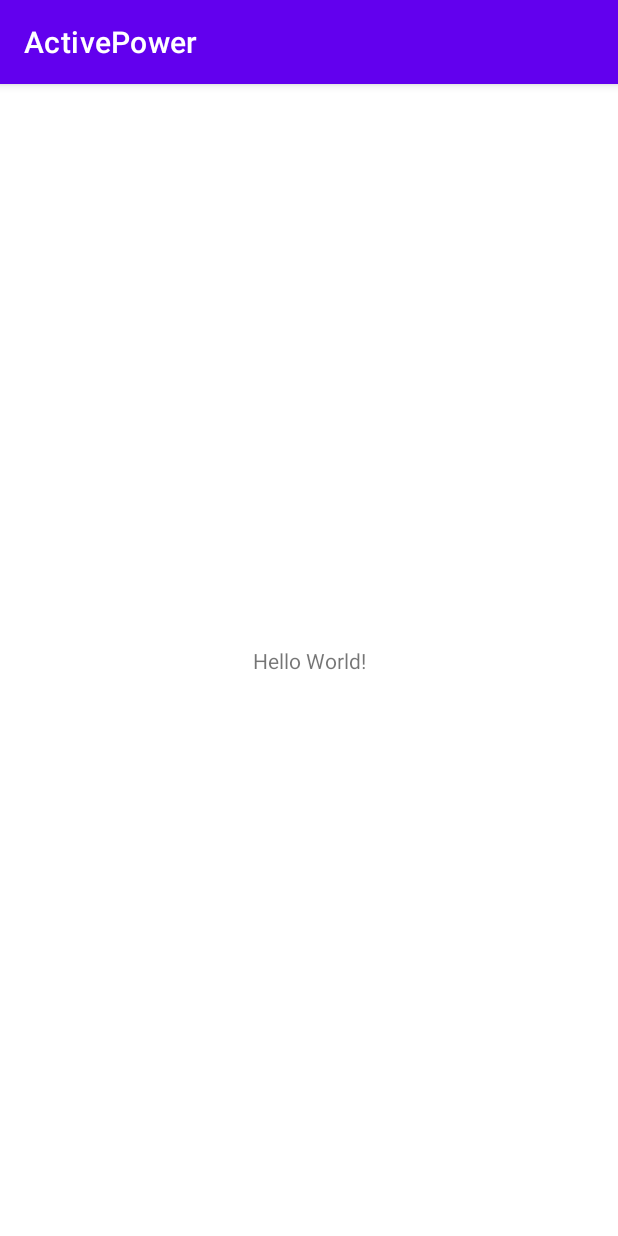
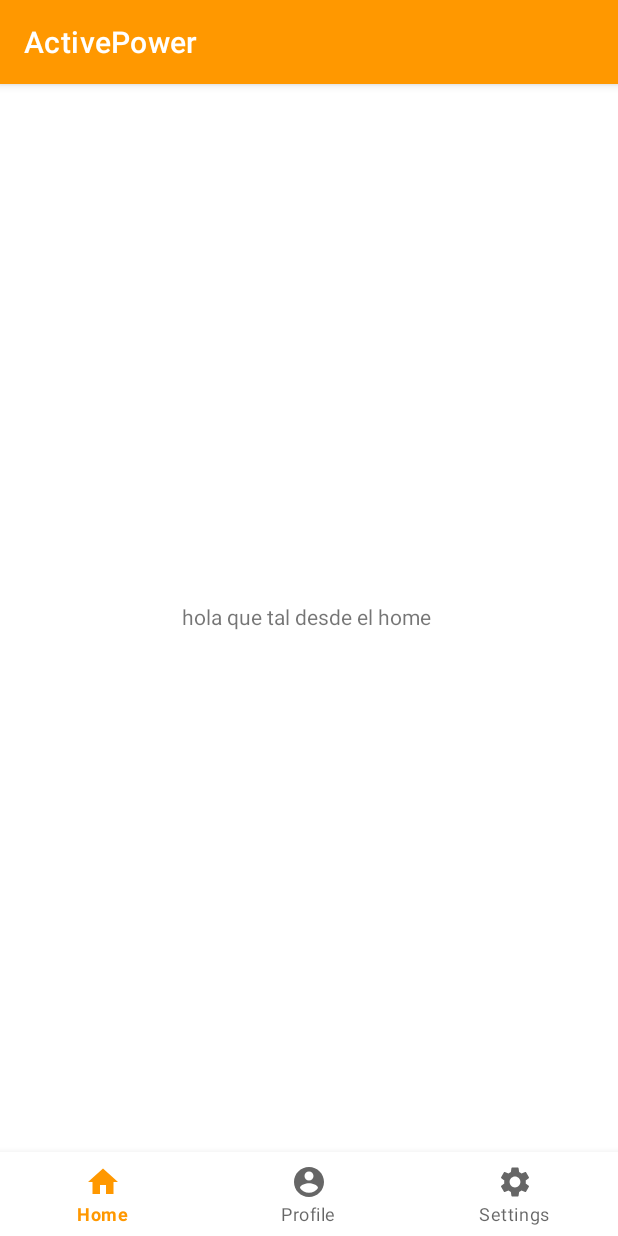
Before and after one commit to CristianEcheverri01/ActivePowerAPP, an Android app: the screen it shows after launch (MainActivity), on a phone screen of 412 x 824 dp. Run offline under Robolectric (Android 15) with nearby library versions, the phone set to English and light mode, and no system bars.

Commit message:
creacion de menu inferior(menu tabs)

```diff
--- a/app/build.gradle
+++ b/app/build.gradle
@@ -33,6 +33,7 @@ dependencies {
     implementation 'androidx.appcompat:appcompat:1.2.0'
     implementation 'com.google.android.material:material:1.2.1'
     implementation 'androidx.constraintlayout:constraintlayout:2.0.2'
+    implementation 'androidx.legacy:legacy-support-v4:1.0.0'
     testImplementation 'junit:junit:4.+'
     androidTestImplementation 'androidx.test.ext:junit:1.1.2'
     androidTestImplementation 'androidx.test.espresso:espresso-core:3.3.0'
--- a/app/src/main/java/com/example/activepower/MainActivity.java
+++ b/app/src/main/java/com/example/activepower/MainActivity.java
@@ -1,16 +1,55 @@
 package com.example.activepower;
 
+import androidx.annotation.NonNull;
 import androidx.appcompat.app.AppCompatActivity;
+import androidx.fragment.app.Fragment;
+import androidx.fragment.app.FragmentTransaction;
 
 import android.os.Bundle;
+import android.view.MenuItem;
+
+import com.example.activepower.fragments.HomeFragment;
+import com.example.activepower.fragments.ProfileFragment;
+import com.example.activepower.fragments.SettingFragment;
+import com.google.android.material.bottomnavigation.BottomNavigationView;
 
 public class MainActivity extends AppCompatActivity {
 
+    BottomNavigationView mBottonNavigationView;
     @Override
     protected void onCreate(Bundle savedInstanceState) {
         super.onCreate(savedInstanceState);
         setContentView(R.layout.activity_main);
+
+        //show default fragment
+        showSelectFragment(new HomeFragment());
+
+        mBottonNavigationView = (BottomNavigationView) findViewById(R.id.nav);
+
+        mBottonNavigationView.setOnNavigationItemSelectedListener(new BottomNavigationView.OnNavigationItemSelectedListener() {
+            @Override
+            public boolean onNavigationItemSelected(@NonNull MenuItem item) {
+
+                if(item.getItemId() == R.id.menu_profile){
+                    showSelectFragment(new ProfileFragment());
+                }
+                if(item.getItemId() == R.id.menu_home){
+                    showSelectFragment(new HomeFragment());
+                }
+                if(item.getItemId() == R.id.menu_settings){
+                    showSelectFragment(new SettingFragment());
+                }
+
+                return true;
+            }
+        });
     }
 
-    int i = 45;
+    /* metodo para seleccionar un fragmento */
+
+    private void showSelectFragment(Fragment f){
+        getSupportFragmentManager().beginTransaction().replace(R.id.container, f)
+                .setTransition(FragmentTransaction.TRANSIT_FRAGMENT_FADE)
+                .commit();
+    }
 }
--- /dev/null
+++ b/app/src/main/java/com/example/activepower/fragments/HomeFragment.java
@@ -0,0 +1,66 @@
+package com.example.activepower.fragments;
+
+import android.os.Bundle;
+
+import androidx.fragment.app.Fragment;
+
+import android.view.LayoutInflater;
+import android.view.View;
+import android.view.ViewGroup;
+
+import com.example.activepower.R;
+
+/**
+ * A simple {@link Fragment} subclass.
+ * Use the {@link HomeFragment#newInstance} factory method to
+ * create an instance of this fragment.
+ */
+public class HomeFragment extends Fragment {
+
+    // TODO: Rename parameter arguments, choose names that match
+    // the fragment initialization parameters, e.g. ARG_ITEM_NUMBER
+    private static final String ARG_PARAM1 = "param1";
+    private static final String ARG_PARAM2 = "param2";
+
+    // TODO: Rename and change types of parameters
+    private String mParam1;
+    private String mParam2;
+
+    public HomeFragment() {
+        // Required empty public constructor
+    }
+
+    /**
+     * Use this factory method to create a new instance of
+     * this fragment using the provided parameters.
+     *
+     * @param param1 Parameter 1.
+     * @param param2 Parameter 2.
+     * @return A new instance of fragment HomeFragment.
+     */
+    // TODO: Rename and change types and number of parameters
+    public static HomeFragment newInstance(String param1, String param2) {
+        HomeFragment fragment = new HomeFragment();
+        Bundle args = new Bundle();
+        args.putString(ARG_PARAM1, param1);
+        args.putString(ARG_PARAM2, param2);
+        fragment.setArguments(args);
+        return fragment;
+    }
+
+    @Override
+    public void onCreate(Bundle savedInstanceState) {
+        super.onCreate(savedInstanceState);
+        if (getArguments() != null) {
+            mParam1 = getArguments().getString(ARG_PARAM1);
+            mParam2 = getArguments().getString(ARG_PARAM2);
+        }
+    }
+
+    @Override
+    public View onCreateView(LayoutInflater inflater, ViewGroup container,
+                             Bundle savedInstanceState) {
+        // Inflate the layout for this fragment
+        return inflater.inflate(R.layout.fragment_home, container, false);
+    }
+}
--- /dev/null
+++ b/app/src/main/res/drawable/ic_home.xml
@@ -0,0 +1,10 @@
+<vector xmlns:android="http://schemas.android.com/apk/res/android"
+    android:width="24dp"
+    android:height="24dp"
+    android:viewportWidth="24"
+    android:viewportHeight="24"
+    android:tint="?attr/colorControlNormal">
+  <path
+      android:fillColor="@android:color/white"
+      android:pathData="M10,20v-6h4v6h5v-8h3L12,3 2,12h3v8z"/>
+</vector>
--- /dev/null
+++ b/app/src/main/res/drawable/ic_profile.xml
@@ -0,0 +1,10 @@
+<vector xmlns:android="http://schemas.android.com/apk/res/android"
+    android:width="24dp"
+    android:height="24dp"
+    android:viewportWidth="24"
+    android:viewportHeight="24"
+    android:tint="?attr/colorControlNormal">
+  <path
+      android:fillColor="@android:color/white"
+      android:pathData="M12,2C6.48,2 2,6.48 2,12s4.48,10 10,10 10,-4.48 10,-10S17.52,2 12,2zM12,5c1.66,0 3,1.34 3,3s-1.34,3 -3,3 -3,-1.34 -3,-3 1.34,-3 3,-3zM12,19.2c-2.5,0 -4.71,-1.28 -6,-3.22 0.03,-1.99 4,-3.08 6,-3.08 1.99,0 5.97,1.09 6,3.08 -1.29,1.94 -3.5,3.22 -6,3.22z"/>
+</vector>
--- /dev/null
+++ b/app/src/main/res/drawable/ic_settings.xml
@@ -0,0 +1,10 @@
+<vector xmlns:android="http://schemas.android.com/apk/res/android"
+    android:width="24dp"
+    android:height="24dp"
+    android:viewportWidth="24"
+    android:viewportHeight="24"
+    android:tint="?attr/colorControlNormal">
+  <path
+      android:fillColor="@android:color/white"
+      android:pathData="M19.14,12.94c0.04,-0.3 0.06,-0.61 0.06,-0.94c0,-0.32 -0.02,-0.64 -0.07,-0.94l2.03,-1.58c0.18,-0.14 0.23,-0.41 0.12,-0.61l-1.92,-3.32c-0.12,-0.22 -0.37,-0.29 -0.59,-0.22l-2.39,0.96c-0.5,-0.38 -1.03,-0.7 -1.62,-0.94L14.4,2.81c-0.04,-0.24 -0.24,-0.41 -0.48,-0.41h-3.84c-0.24,0 -0.43,0.17 -0.47,0.41L9.25,5.35C8.66,5.59 8.12,5.92 7.63,6.29L5.24,5.33c-0.22,-0.08 -0.47,0 -0.59,0.22L2.74,8.87C2.62,9.08 2.66,9.34 2.86,9.48l2.03,1.58C4.84,11.36 4.8,11.69 4.8,12s0.02,0.64 0.07,0.94l-2.03,1.58c-0.18,0.14 -0.23,0.41 -0.12,0.61l1.92,3.32c0.12,0.22 0.37,0.29 0.59,0.22l2.39,-0.96c0.5,0.38 1.03,0.7 1.62,0.94l0.36,2.54c0.05,0.24 0.24,0.41 0.48,0.41h3.84c0.24,0 0.44,-0.17 0.47,-0.41l0.36,-2.54c0.59,-0.24 1.13,-0.56 1.62,-0.94l2.39,0.96c0.22,0.08 0.47,0 0.59,-0.22l1.92,-3.32c0.12,-0.22 0.07,-0.47 -0.12,-0.61L19.14,12.94zM12,15.6c-1.98,0 -3.6,-1.62 -3.6,-3.6s1.62,-3.6 3.6,-3.6s3.6,1.62 3.6,3.6S13.98,15.6 12,15.6z"/>
+</vector>
--- a/app/src/main/res/layout/activity_main.xml
+++ b/app/src/main/res/layout/activity_main.xml
@@ -1,18 +1,24 @@
 <?xml version="1.0" encoding="utf-8"?>
-<androidx.constraintlayout.widget.ConstraintLayout xmlns:android="http://schemas.android.com/apk/res/android"
+<androidx.coordinatorlayout.widget.CoordinatorLayout xmlns:android="http://schemas.android.com/apk/res/android"
     xmlns:app="http://schemas.android.com/apk/res-auto"
     xmlns:tools="http://schemas.android.com/tools"
     android:layout_width="match_parent"
     android:layout_height="match_parent"
+    android:fitsSystemWindows="true"
     tools:context=".MainActivity">
 
-    <TextView
-        android:layout_width="wrap_content"
+    <FrameLayout
+        android:layout_width="match_parent"
+        android:layout_height="match_parent"
+        android:layout_marginBottom="58dp"
+        android:id="@+id/container"/>
+
+    <com.google.android.material.bottomnavigation.BottomNavigationView
+        android:id="@+id/nav"
+        android:layout_width="match_parent"
         android:layout_height="wrap_content"
-        android:text="Hello World!"
-        app:layout_constraintBottom_toBottomOf="parent"
-        app:layout_constraintLeft_toLeftOf="parent"
-        app:layout_constraintRight_toRightOf="parent"
-        app:layout_constraintTop_toTopOf="parent" />
+        android:layout_gravity="bottom"
+        android:background="?android:attr/windowBackground"
+        app:menu="@menu/main_menu" />
 
-</androidx.constraintlayout.widget.ConstraintLayout>
+</androidx.coordinatorlayout.widget.CoordinatorLayout>
--- /dev/null
+++ b/app/src/main/res/layout/fragment_home.xml
@@ -0,0 +1,15 @@
+<?xml version="1.0" encoding="utf-8"?>
+<FrameLayout xmlns:android="http://schemas.android.com/apk/res/android"
+    xmlns:tools="http://schemas.android.com/tools"
+    android:layout_width="match_parent"
+    android:layout_height="match_parent"
+    tools:context=".fragments.HomeFragment">
+
+    <!-- TODO: Update blank fragment layout -->
+    <TextView
+        android:layout_width="match_parent"
+        android:layout_height="match_parent"
+        android:text="hola que tal desde el home "
+        android:gravity="center"/>
+
+</FrameLayout>
--- /dev/null
+++ b/app/src/main/res/menu/main_menu.xml
@@ -0,0 +1,16 @@
+<?xml version="1.0" encoding="utf-8"?>
+<menu xmlns:android="http://schemas.android.com/apk/res/android">
+
+    <item android:id="@+id/menu_home"
+        android:title="Home"
+        android:icon="@drawable/ic_home"
+        />
+    <item android:id="@+id/menu_profile"
+        android:title="Profile"
+        android:icon="@drawable/ic_profile"
+        />
+    <item android:id="@+id/menu_settings"
+        android:title="Settings"
+        android:icon="@drawable/ic_settings"
+        />
+</menu>
--- a/app/src/main/res/values/colors.xml
+++ b/app/src/main/res/values/colors.xml
@@ -1,10 +1,11 @@
 <?xml version="1.0" encoding="utf-8"?>
 <resources>
     <color name="purple_200">#FFBB86FC</color>
-    <color name="purple_500">#FF6200EE</color>
-    <color name="purple_700">#FF3700B3</color>
+    <color name="purple_500">#FF9800</color>
+    <color name="purple_700">#FF9800</color>
     <color name="teal_200">#FF03DAC5</color>
     <color name="teal_700">#FF018786</color>
     <color name="black">#FF000000</color>
     <color name="white">#FFFFFFFF</color>
+    <color name="back">#242424</color>
 </resources>
--- a/app/src/main/res/values/strings.xml
+++ b/app/src/main/res/values/strings.xml
@@ -1,3 +1,5 @@
 <resources>
     <string name="app_name">ActivePower</string>
+    <!-- TODO: Remove or change this placeholder text -->
+    <string name="hello_blank_fragment">Hello blank fragment</string>
 </resources>
```
Also changed, not shown: app/src/main/java/com/example/activepower/fragments/ProfileFragment.java (added, +66 -0 lines), app/src/main/java/com/example/activepower/fragments/SettingFragment.java (added, +66 -0 lines), app/src/main/res/layout/fragment_profile.xml (added, +15 -0 lines), app/src/main/res/layout/fragment_setting.xml (added, +15 -0 lines).
